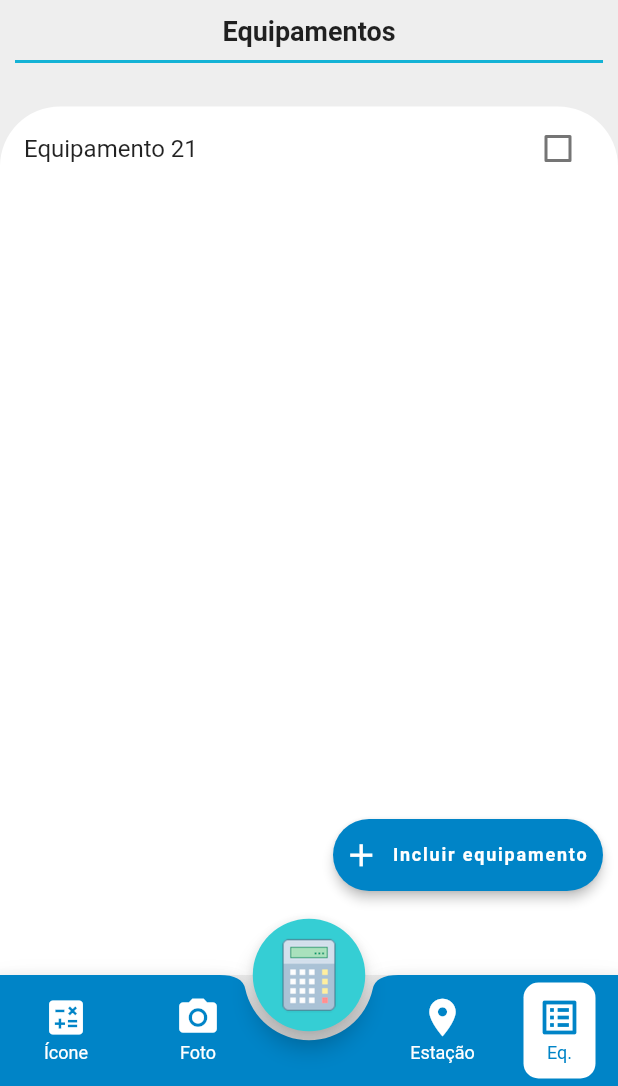
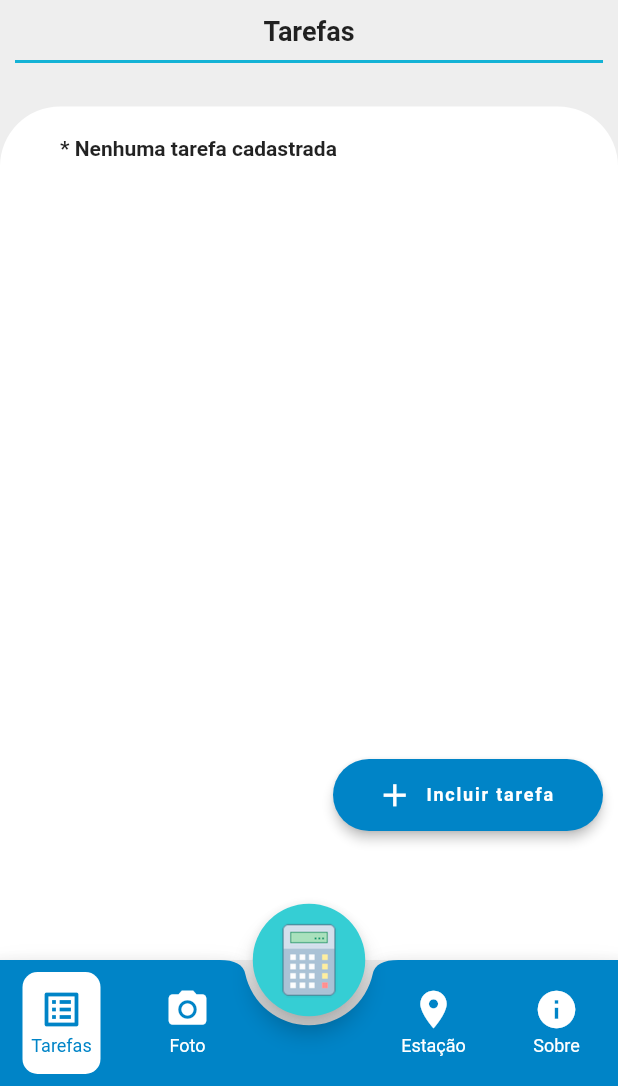
Before and after one commit to leandromltec/flutter-simulador-parcela, a Flutter app: the screen it shows after launch, item 2 of the bottom bar chosen, after a tap on the "list alt" icon, on a phone screen of 412 x 824 dp, the part 150-1236 px from its top. Run offline on Flutter 3.47's test engine with Material 2 defaults, Android fonts, the phone set to English and light mode, and no system bars; our stand-ins replace camera, date_field, dio, flutter_mobx, flutter_modular, geocoding and 8 more; missing offline and left inert: direct_select_flutter, flutter_material_pickers, map_launcher; generated files the repository leaves out were written again.

Commit message:
16 - Atualização lista de equipamentos

```diff
--- a/lib/app/views/components/app/bottom_menu.dart
+++ b/lib/app/views/components/app/bottom_menu.dart
@@ -25,8 +25,9 @@ class _BottomMenuNavigationState extends State<BottomMenuNavigation> {
         mainAxisAlignment: MainAxisAlignment.spaceAround,
         children: <Widget>[
           Padding(
-            padding: const EdgeInsets.all(5.0),
+            padding: const EdgeInsets.all(6.0),
             child: Container(
+              padding: EdgeInsets.all(2.0),
               decoration: BoxDecoration(
                   color: widget.selectedItemMenu == "1"
                       ? Colors.white
@@ -39,7 +40,7 @@ class _BottomMenuNavigationState extends State<BottomMenuNavigation> {
                     height: 40,
                     child: IconButton(
                       icon: Icon(
-                        Icons.calculate,
+                        Icons.list_alt,
                         color: widget.selectedItemMenu == "1"
                             ? Color(0xFF0084c7)
                             : Colors.white,
@@ -49,12 +50,14 @@ class _BottomMenuNavigationState extends State<BottomMenuNavigation> {
                         setState(() {
                           widget.selectedItemMenu = "1";
                         });
+                        Navigator.of(context)
+                            .pushNamed('/equipment/${widget.selectedItemMenu}');
                       },
                     ),
                   ),
                   Container(
                       margin: EdgeInsets.only(bottom: 10),
-                      child: Text("Ícone",
+                      child: Text("Tarefas",
                           style: TextStyle(
                               color: widget.selectedItemMenu == "1"
                                   ? Color(0xFF0084c7)
@@ -65,8 +68,9 @@ class _BottomMenuNavigationState extends State<BottomMenuNavigation> {
             ),
           ),
           Padding(
-            padding: const EdgeInsets.all(5.0),
+            padding: const EdgeInsets.all(8.0),
             child: Container(
+              padding: EdgeInsets.all(2.0),
               decoration: BoxDecoration(
                   color: widget.selectedItemMenu == "2"
                       ? Colors.white
@@ -108,7 +112,10 @@ class _BottomMenuNavigationState extends State<BottomMenuNavigation> {
               ),
             ),
           ),
-          Container(
+          Padding(
+            padding: const EdgeInsets.all(6.0),
+            child: Container(
+              padding: EdgeInsets.all(2.0),
               decoration: BoxDecoration(
                   color: widget.selectedItemMenu == "3"
                       ? Colors.white
@@ -155,14 +162,18 @@ class _BottomMenuNavigationState extends State<BottomMenuNavigation> {
                       margin: EdgeInsets.only(bottom: 10),
                       child: Text("Estação",
                           style: TextStyle(
-                            color: widget.selectedItemMenu == "3"
+                              color: widget.selectedItemMenu == "4"
                                   ? Color(0xFF0084c7)
                                   : Colors.white,
                               fontSize: 12)))
                 ],
               ),
             ),
-          Container(
+          ),
+          Padding(
+            padding: const EdgeInsets.all(6.0),
+            child: Container(
+              padding: EdgeInsets.all(2.0),
               decoration: BoxDecoration(
                   color: widget.selectedItemMenu == "4"
                       ? Colors.white
@@ -175,7 +186,7 @@ class _BottomMenuNavigationState extends State<BottomMenuNavigation> {
                     height: 40,
                     child: IconButton(
                       icon: Icon(
-                      Icons.list_alt,
+                        Icons.info,
                         color: widget.selectedItemMenu == "4"
                             ? Color(0xFF0084c7)
                             : Colors.white,
@@ -185,20 +196,19 @@ class _BottomMenuNavigationState extends State<BottomMenuNavigation> {
                         setState(() {
                           widget.selectedItemMenu = "4";
                         });
-                      Navigator.of(context)
-                          .pushNamed('/equipment/${widget.selectedItemMenu}');
                       },
                     ),
                   ),
                   Container(
                       margin: EdgeInsets.only(bottom: 10),
-                    child: Text("Eq.",
+                      child: Text("Sobre",
                           style: TextStyle(
                               color: widget.selectedItemMenu == "4"
                                   ? Color(0xFF0084c7)
                                   : Colors.white,
                               fontSize: 12)))
                 ],
+              ),
             ),
           ),
         ],
--- a/lib/app/views/equipment/components_equipment/equipment_list_screen.dart
+++ b/lib/app/views/equipment/components_equipment/equipment_list_screen.dart
@@ -1,30 +1,47 @@
 import 'package:flutter/material.dart';
 import 'package:flutter_mobx/flutter_mobx.dart';
-import 'package:flutter_simulador_parcela/app/models/equipment/equipment.dart';
+import 'package:flutter_simulador_parcela/app/controllers/equipment/equipment_controller.dart';
 import 'package:flutter_simulador_parcela/app/views/components/app_components/divider.dart';
 import 'package:flutter_simulador_parcela/app/views/components/app_components/title_pages.dart';
 import 'package:flutter_simulador_parcela/app/views/equipment/components_equipment/equipment_add.dart';
-import 'package:flutter_simulador_parcela/app/views/equipment/equipment_list.dart';
+import 'package:flutter_simulador_parcela/app/views/equipment/components_equipment/equipment_tile.dart';
 import 'package:flutter_simulador_parcela/app/views/page_template.dart';
 import 'package:flutter_simulador_parcela/app/views/themes/colors.dart';
-import 'package:provider/provider.dart';
 
-class EquipmentListScreen extends StatelessWidget {
+class EquipmentListScreen extends StatefulWidget {
   String menuId;
+  EquipmentListScreen({required this.menuId});
 
-  EquipmentListScreen({required this.menuId});
+  @override
+  _EquipmentListScreenState createState() => _EquipmentListScreenState();
+}
+
+class _EquipmentListScreenState extends State<EquipmentListScreen> {
+  final controllerEquipment = EquimentController();
+
+  bool containsEquipment = false;
 
   @override
   Widget build(BuildContext context) {
     return templatePage(
-        selectedItemMenuId: menuId,
+        selectedItemMenuId: widget.menuId,
         columnSliverContentPage: Container(
           width: MediaQuery.of(context).size.width,
           height: MediaQuery.of(context).size.height,
           child: Column(
             children: [
-              titlePage("Equipamentos"),
+              titlePage("Tarefas"),
               dividerSession(),
+              if (containsEquipment == true)
+                Container(
+                  margin: EdgeInsets.only(left: 20),
+                  alignment: Alignment.centerLeft,
+                  width: MediaQuery.of(context).size.width,
+                  child: Text(
+                    "* Deslize para esquerda para excluir uma tarefa",
+                    style: TextStyle(color: Colors.red, fontSize: 12.0),
+                  ),
+                ),
               SizedBox(
                 height: 20,
               ),
@@ -39,19 +56,36 @@ class EquipmentListScreen extends StatelessWidget {
                       )),
                   child: Stack(
                     children: [
+                      if (containsEquipment == false)
+                        Padding(
+                          padding: const EdgeInsets.all(20.0),
+                          child: Container(
+                            margin: EdgeInsets.only(left: 20),
+                            child: Text(
+                              "* Nenhuma tarefa cadastrada",
+                              style: TextStyle(fontWeight: FontWeight.bold),
+                            ),
+                          ),
+                        ),
                       Observer(builder: (_) {
-                        return EquipmentList();
+                        return ListView.builder(
+                            itemCount: controllerEquipment.listEquipment.length,
+                            itemBuilder: (_, index) {
+                              return EquipmentTile(
+                                  itemEquipment:
+                                      controllerEquipment.listEquipment[index]);
+                            });
                       }),
                       Positioned(
                         right: 0.0,
-                        bottom: 230,
+                        bottom: 270,
                         child: Container(
                           margin: EdgeInsets.only(right: 10),
                           width: 180,
                           child: FloatingActionButton.extended(
                               elevation: 3,
                               label: Text(
-                                "Incluir equipamento",
+                                "Incluir tarefa",
                                 style: TextStyle(
                                     fontSize: 12.0,
                                     fontWeight: FontWeight.bold),
@@ -64,7 +98,19 @@ class EquipmentListScreen extends StatelessWidget {
                               onPressed: () {
                                 showModalBottomSheet(
                                     context: context,
-                                    builder: (context) => AddEquipmentScreen());
+                                    builder: (_) =>
+                                        AddEquipmentScreen((itemEquipment) {
+                                          controllerEquipment
+                                              .addEquipment(itemEquipment);
+                                          setState(() {
+                                            if (controllerEquipment
+                                                    .listEquipment.length >
+                                                0)
+                                              containsEquipment = true;
+                                            else
+                                              containsEquipment = false;
+                                          });
+                                        }));
                               }),
                         ),
                       ),
--- a/lib/app/views/equipment/components_equipment/equipment_tile.dart
+++ b/lib/app/views/equipment/components_equipment/equipment_tile.dart
@@ -10,12 +10,15 @@ class EquipmentTile extends StatelessWidget {
   @override
   Widget build(BuildContext context) {
     return Observer(builder: (_) {
-      return ListTile(
+      return Padding(
+        padding: const EdgeInsets.only(left: 10, right: 10),
+        child: ListTile(
             title: Text(
               itemEquipment.titleEquipment!,
               style: TextStyle(
-                decoration:
-                    itemEquipment.isDone! ? TextDecoration.lineThrough : null),
+                  decoration: itemEquipment.isDone!
+                      ? TextDecoration.lineThrough
+                      : null),
             ),
             trailing: Checkbox(
               activeColor: Colors.lightBlueAccent,
@@ -23,7 +26,8 @@ class EquipmentTile extends StatelessWidget {
               onChanged: (valueChecked) {
                 itemEquipment.setCheck(valueChecked!);
               },
-          ));
+            )),
+      );
     });
   }
 }
--- a/lib/app/views/equipment/equipment_list.dart
+++ /dev/null
@@ -1,26 +0,0 @@
-import 'package:flutter/material.dart';
-import 'package:flutter_mobx/flutter_mobx.dart';
-import 'package:flutter_simulador_parcela/app/controllers/equipment/equipment_controller.dart';
-import 'package:flutter_simulador_parcela/app/views/equipment/components_equipment/equipment_tile.dart';
-
-
-class EquipmentList extends StatefulWidget {
-  @override
-  _EquipmentListState createState() => _EquipmentListState();
-}
-
-class _EquipmentListState extends State<EquipmentList> {
-  final controllerEquipment = EquimentController();
-
-  @override
-  Widget build(BuildContext context) {
-    return Observer(builder: (_) {
-      return ListView.builder(
-          itemCount: controllerEquipment.listEquipment.length,
-          itemBuilder: (context, index) {
-            return EquipmentTile(
-                itemEquipment: controllerEquipment.listEquipment[index]);
-          });
-    });
-  }
-}
```
Also changed, not shown: lib/app/controllers/equipment/equipment_controller.dart (+6 -6 lines), lib/app/views/equipment/components_equipment/equipment_add.dart (+7 -85 lines). Lines whose indentation alone changed are shown as unchanged.
